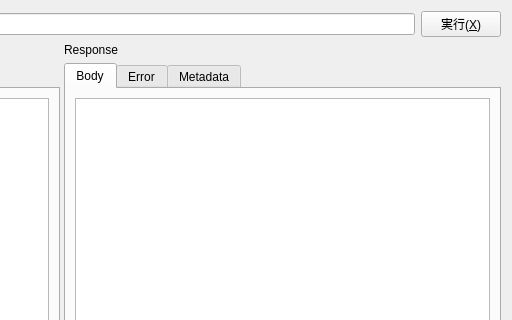
Before: the Qt Designer form ui/Editor.ui in shibafu528/florarpc, drawn with Qt 5; both pictures show x 388 to 900 and y 0 to 320 of the 900 by 800 pixel window.
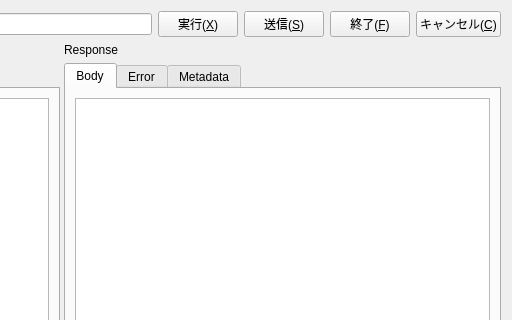
After: the same form once the commit is applied. Icons and pictures are not drawn.

Commit message: ストリーミング制御用ボタンを置いた

Diff of the .ui file:
```diff
--- a/ui/Editor.ui
+++ b/ui/Editor.ui
@@ -37,6 +37,36 @@
        </property>
       </widget>
      </item>
+     <item>
+      <widget class="QPushButton" name="sendButton">
+       <property name="text">
+        <string>送信(&amp;S)</string>
+       </property>
+       <property name="icon">
+        <iconset theme="go-next"/>
+       </property>
+      </widget>
+     </item>
+     <item>
+      <widget class="QPushButton" name="finishButton">
+       <property name="text">
+        <string>終了(&amp;F)</string>
+       </property>
+       <property name="icon">
+        <iconset theme="dialog-ok"/>
+       </property>
+      </widget>
+     </item>
+     <item>
+      <widget class="QPushButton" name="cancelButton">
+       <property name="text">
+        <string>キャンセル(&amp;C)</string>
+       </property>
+       <property name="icon">
+        <iconset theme="dialog-cancel"/>
+       </property>
+      </widget>
+     </item>
     </layout>
    </item>
    <item>
```
The commit also changes 2 other files.
